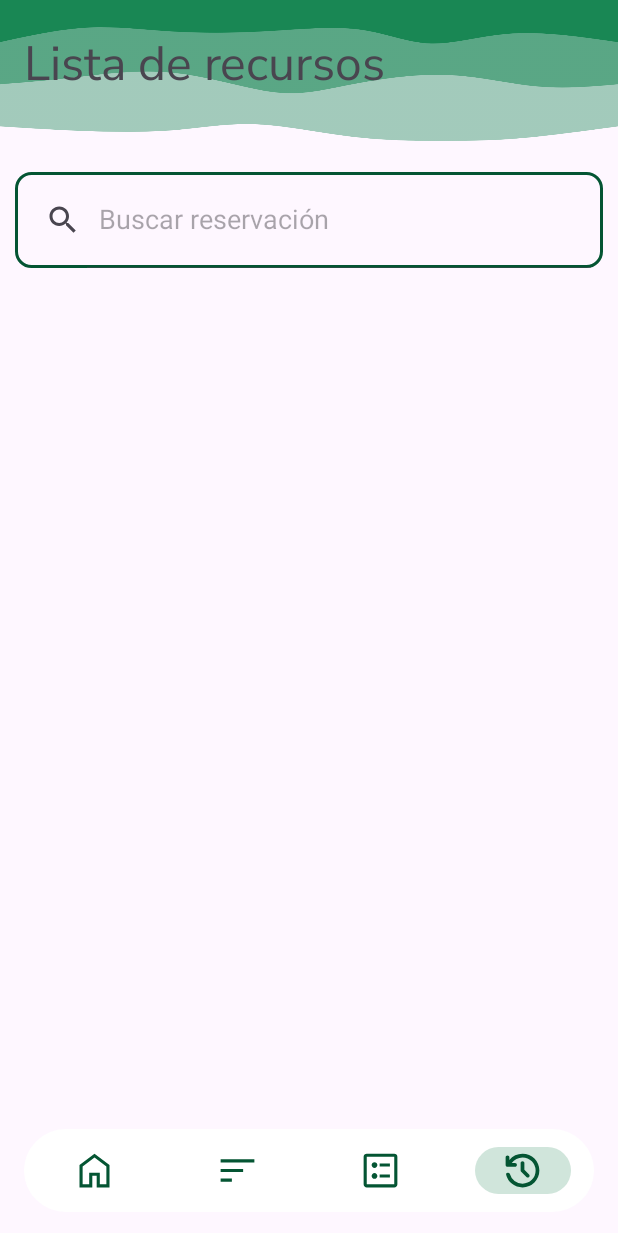
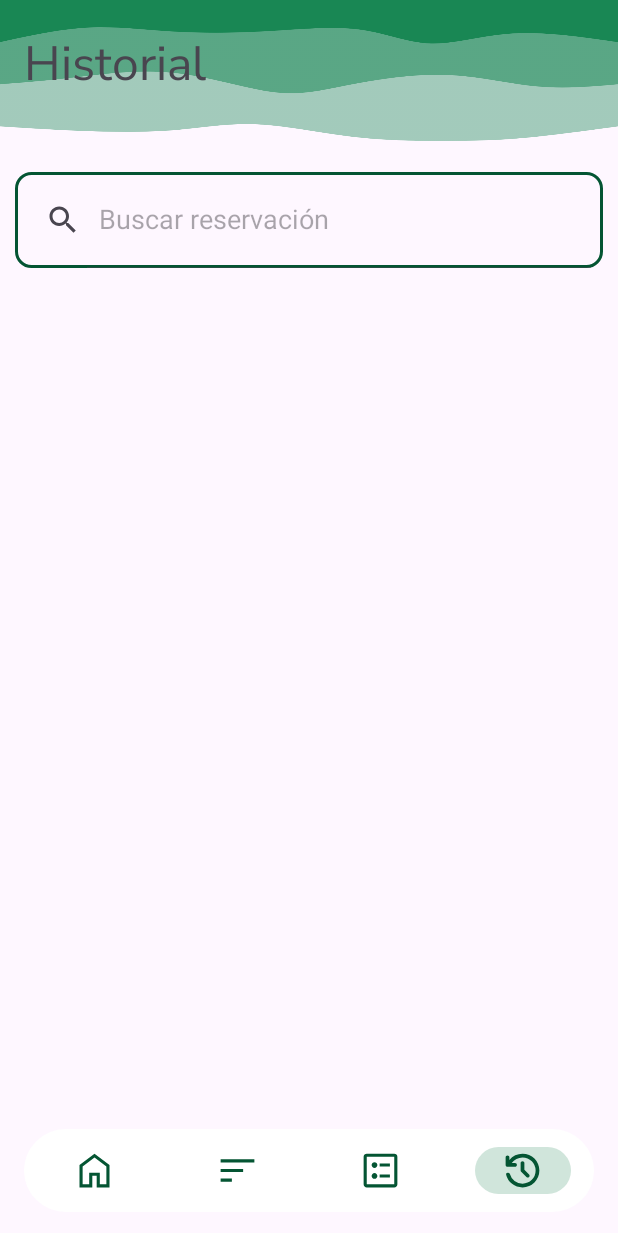
Before and after one commit to adonay-rv/EramonManager, an Android app: the screen it shows after launch (MainActivity), item 4 of the bottom bar chosen, on a phone screen of 412 x 824 dp. Shown: the top 1233 px of the screen. Run offline under Robolectric (Android 15) with nearby library versions, the phone set to English and light mode, and no system bars.

Commit message:
Hola Mundo!!!

```diff
--- a/app/src/main/res/layout/fragment_historial.xml
+++ b/app/src/main/res/layout/fragment_historial.xml
@@ -25,7 +25,7 @@
             android:layout_marginStart="16dp"
             android:layout_marginTop="20dp"
             android:fontFamily="@font/nunito_sans"
-            android:text="Lista de recursos"
+            android:text="Historial"
             android:textSize="32dp" />
 
         <androidx.appcompat.widget.SearchView
```
